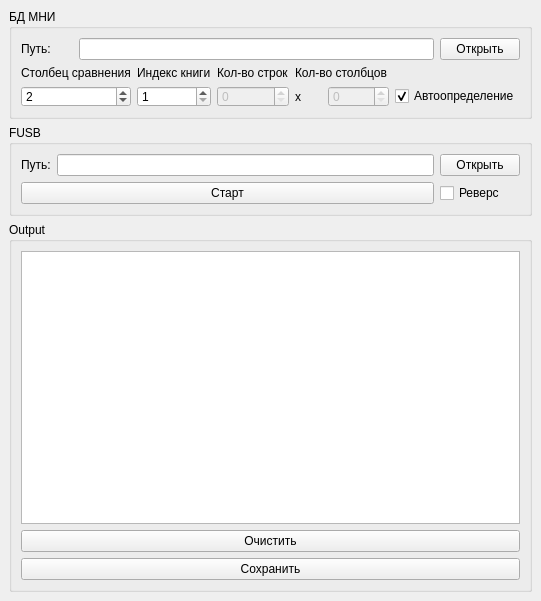
Above: untitled.ui from sh94ya/MNI before the change. Below: the same form after it.
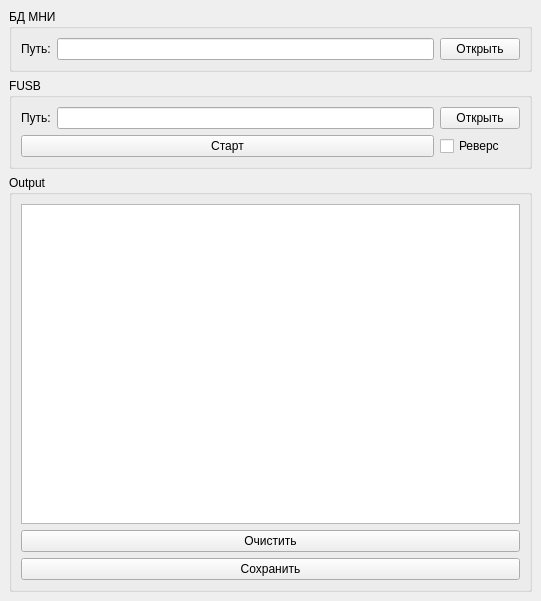
That is the form after the change.

Diff of the .ui file:
```diff
--- a/untitled.ui
+++ b/untitled.ui
@@ -27,33 +27,6 @@
        <string>БД МНИ</string>
       </property>
       <layout class="QGridLayout" name="gridLayout">
-       <item row="3" column="2">
-        <widget class="QSpinBox" name="spinBox">
-         <property name="minimum">
-          <number>1</number>
-         </property>
-         <property name="maximum">
-          <number>1000</number>
-         </property>
-         <property name="value">
-          <number>1</number>
-         </property>
-        </widget>
-       </item>
-       <item row="1" column="2">
-        <widget class="QLabel" name="label_7">
-         <property name="text">
-          <string>Индекс книги</string>
-         </property>
-        </widget>
-       </item>
-       <item row="3" column="4">
-        <widget class="QLabel" name="label_6">
-         <property name="text">
-          <string>x</string>
-         </property>
-        </widget>
-       </item>
        <item row="0" column="0">
         <widget class="QLabel" name="label">
          <property name="text">
@@ -68,76 +41,9 @@
          </property>
         </widget>
        </item>
-       <item row="1" column="4" colspan="3">
-        <widget class="QLabel" name="label_5">
-         <property name="text">
-          <string>Кол-во столбцов</string>
-         </property>
-        </widget>
-       </item>
-       <item row="1" column="0" colspan="2">
-        <widget class="QLabel" name="label_2">
-         <property name="toolTip">
-          <string>Нужно указать тот столбец с которым будет идти сравнение. В столбце дожны быть только значения без спец. символов.</string>
-         </property>
-         <property name="text">
-          <string>Столбец сравнения</string>
-         </property>
-        </widget>
-       </item>
-       <item row="3" column="7" colspan="2">
-        <widget class="QCheckBox" name="checkBox">
-         <property name="text">
-          <string>Автоопределение</string>
-         </property>
-         <property name="checked">
-          <bool>true</bool>
-         </property>
-        </widget>
-       </item>
-       <item row="0" column="1" colspan="7">
+       <item row="0" column="1">
         <widget class="QLineEdit" name="lineEdit"/>
        </item>
-       <item row="1" column="3">
-        <widget class="QLabel" name="label_4">
-         <property name="text">
-          <string>Кол-во строк</string>
-         </property>
-        </widget>
-       </item>
-       <item row="3" column="3">
-        <widget class="QSpinBox" name="spinBox_2">
-         <property name="enabled">
-          <bool>false</bool>
-         </property>
-         <property name="maximum">
-          <number>1000000000</number>
-         </property>
-        </widget>
-       </item>
-       <item row="3" column="5" colspan="2">
-        <widget class="QSpinBox" name="spinBox_3">
-         <property name="enabled">
-          <bool>false</bool>
-         </property>
-         <property name="maximum">
-          <number>10000</number>
-         </property>
-        </widget>
-       </item>
-       <item row="3" column="0" colspan="2">
-        <widget class="QSpinBox" name="spinBox_4">
-         <property name="minimum">
-          <number>1</number>
-         </property>
-         <property name="maximum">
-          <number>10000</number>
-         </property>
-         <property name="value">
-          <number>2</number>
-         </property>
-        </widget>
-       </item>
       </layout>
      </widget>
     </item>
```
Left out of the diff: 2 changed lines with no effect on the pictures.
